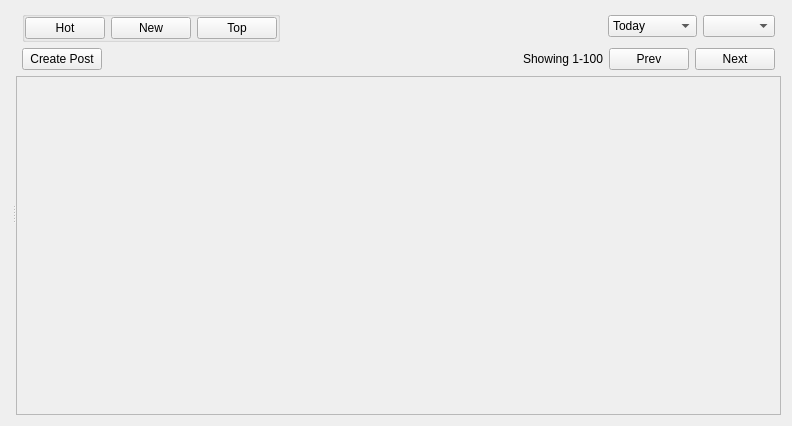
RetroShare/RetroShare, file retroshare-gui/src/gui/Posted/PostedListDialog.ui: the form before one commit.
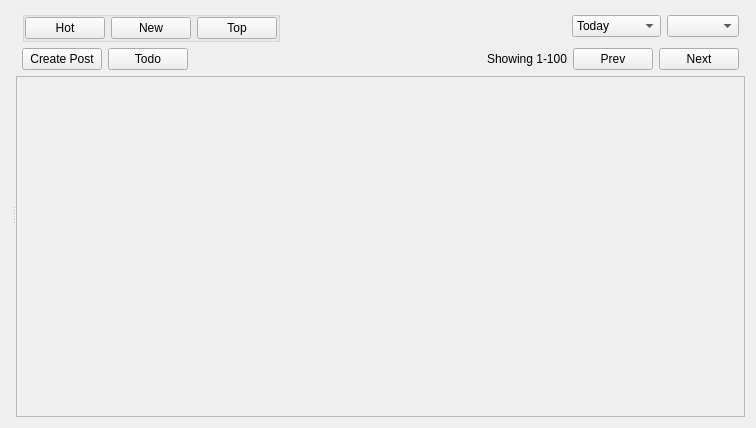
The form after the commit. Icons and pictures are not drawn. Custom widgets are drawn as their Qt base class.

Commit message: redesign the Posted Links Item, to look more user friendly

Diff of the .ui file:
```diff
--- a/retroshare-gui/src/gui/Posted/PostedListDialog.ui
+++ b/retroshare-gui/src/gui/Posted/PostedListDialog.ui
@@ -6,15 +6,15 @@
    <rect>
     <x>0</x>
     <y>0</y>
-    <width>792</width>
-    <height>426</height>
+    <width>756</width>
+    <height>428</height>
    </rect>
   </property>
   <property name="windowTitle">
    <string>Form</string>
   </property>
-  <layout class="QVBoxLayout" name="verticalLayout">
-   <item>
+  <layout class="QGridLayout" name="gridLayout_3">
+   <item row="0" column="0">
     <widget class="QSplitter" name="splitter">
      <property name="orientation">
       <enum>Qt::Horizontal</enum>
@@ -38,30 +38,6 @@
      </widget>
      <widget class="QWidget" name="layoutWidget">
       <layout class="QGridLayout" name="gridLayout">
-       <item row="2" column="0">
-        <widget class="QScrollArea" name="scrollArea">
-         <property name="widgetResizable">
-          <bool>true</bool>
-         </property>
-         <widget class="QWidget" name="scrollAreaWidgetContents">
-          <property name="geometry">
-           <rect>
-            <x>0</x>
-            <y>0</y>
-            <width>745</width>
-            <height>332</height>
-           </rect>
-          </property>
-          <property name="sizePolicy">
-           <sizepolicy hsizetype="Preferred" vsizetype="Minimum">
-            <horstretch>0</horstretch>
-            <verstretch>0</verstretch>
-           </sizepolicy>
-          </property>
-          <layout class="QVBoxLayout" name="verticalLayout_2"/>
-         </widget>
-        </widget>
-       </item>
        <item row="1" column="0">
         <widget class="QFrame" name="frame">
          <layout class="QHBoxLayout" name="horizontalLayout_2">
@@ -91,6 +67,13 @@
             </property>
            </widget>
           </item>
+          <item>
+           <widget class="QPushButton" name="pushButton">
+            <property name="text">
+             <string>Todo</string>
+            </property>
+           </widget>
+          </item>
           <item>
            <spacer name="horizontalSpacer_2">
             <property name="orientation">
@@ -270,6 +253,37 @@
          </item>
         </layout>
        </item>
+       <item row="2" column="0">
+        <widget class="QScrollArea" name="scrollArea">
+         <property name="widgetResizable">
+          <bool>true</bool>
+         </property>
+         <widget class="QWidget" name="scrollAreaWidgetContents">
+          <property name="geometry">
+           <rect>
+            <x>0</x>
+            <y>0</y>
+            <width>710</width>
+            <height>16</height>
+           </rect>
+          </property>
+          <property name="sizePolicy">
+           <sizepolicy hsizetype="Preferred" vsizetype="Fixed">
+            <horstretch>0</horstretch>
+            <verstretch>0</verstretch>
+           </sizepolicy>
+          </property>
+          <layout class="QVBoxLayout" name="verticalLayout">
+           <property name="spacing">
+            <number>0</number>
+           </property>
+           <property name="margin">
+            <number>0</number>
+           </property>
+          </layout>
+         </widget>
+        </widget>
+       </item>
       </layout>
      </widget>
     </widget>
@@ -277,17 +291,17 @@
   </layout>
  </widget>
  <customwidgets>
-  <customwidget>
-   <class>GxsIdChooser</class>
-   <extends>QComboBox</extends>
-   <header>gui/gxs/GxsIdChooser.h</header>
-  </customwidget>
   <customwidget>
    <class>GroupTreeWidget</class>
    <extends>QWidget</extends>
    <header>gui/common/GroupTreeWidget.h</header>
    <container>1</container>
   </customwidget>
+  <customwidget>
+   <class>GxsIdChooser</class>
+   <extends>QComboBox</extends>
+   <header>gui/gxs/GxsIdChooser.h</header>
+  </customwidget>
  </customwidgets>
  <resources>
   <include location="Posted_images.qrc"/>
```
The commit also changes 3 other files.
